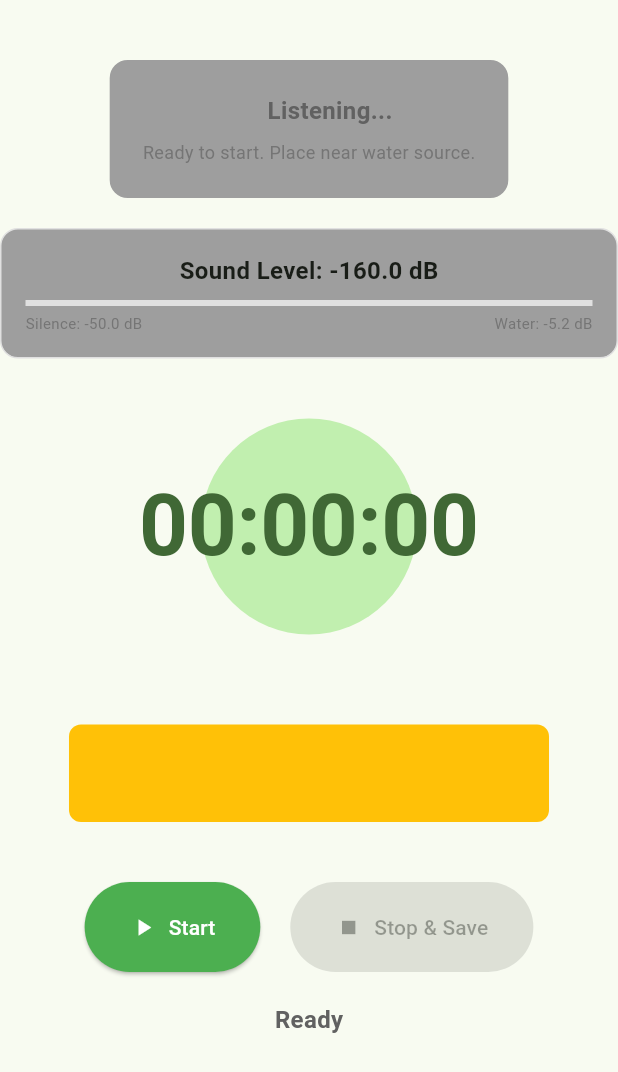
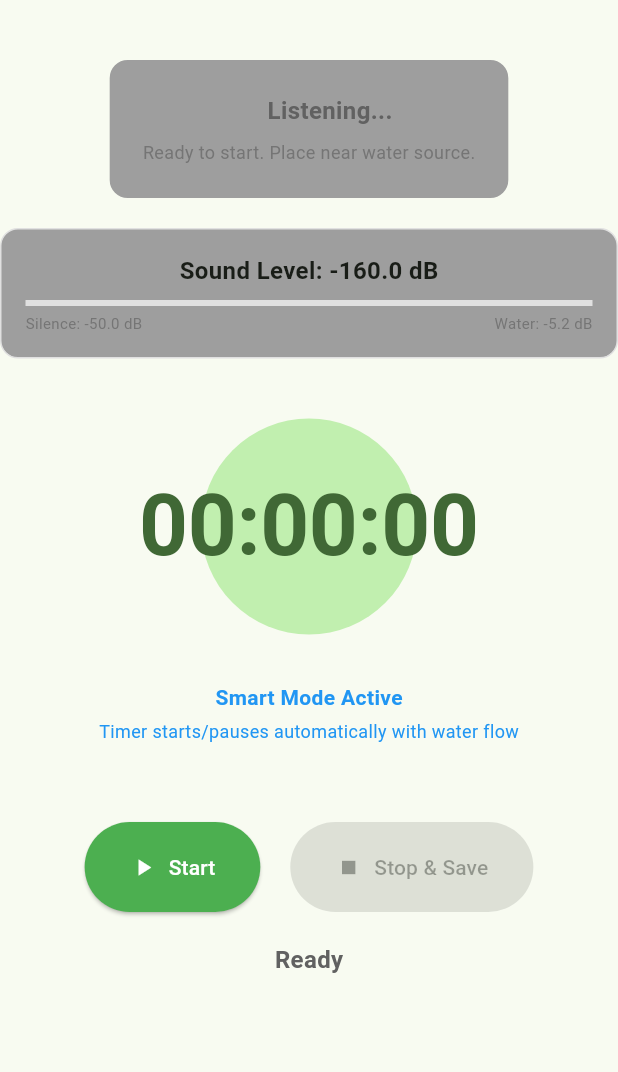
Before and after one commit to neo2100/smart_shower_meter, a Flutter app: the SmartMeterPage screen opened directly with empty values, on a phone screen of 412 x 824 dp. Shown: the top 1072 px of the screen. Run offline on Flutter 3.47's test engine with Material 3 defaults, Android fonts, the phone set to English and light mode, and no system bars; our stand-ins replace permission_handler, shared_preferences; missing offline and left inert: record; accounts and stored records are empty.

Commit message:
Improvements based on test on real android device

```diff
--- a/lib/pages/smart_meter_page.dart
+++ b/lib/pages/smart_meter_page.dart
@@ -397,7 +397,7 @@ class _SmartMeterPageState extends State<SmartMeterPage> {
                   ),
                 ),
               ),
-              const SizedBox(height: 60),
+              const SizedBox(height: 20),
               // Mode Information
               Container(
                 padding: const EdgeInsets.symmetric(
@@ -405,7 +405,6 @@ class _SmartMeterPageState extends State<SmartMeterPage> {
                   vertical: 12,
                 ),
                 decoration: BoxDecoration(
-                  color: Colors.amber.withValues(alpha: 0.15 * 255),
                   borderRadius: BorderRadius.circular(8),
                 ),
                 child: const Column(
@@ -415,13 +414,13 @@ class _SmartMeterPageState extends State<SmartMeterPage> {
                       style: TextStyle(
                         fontSize: 14,
                         fontWeight: FontWeight.bold,
-                        color: Colors.amber,
+                        color: Colors.blue,
                       ),
                     ),
                     SizedBox(height: 4),
                     Text(
                       'Timer starts/pauses automatically with water flow',
-                      style: TextStyle(fontSize: 12, color: Colors.amber),
+                      style: TextStyle(fontSize: 12, color: Colors.blue),
                     ),
                   ],
                 ),
```
Also changed, not shown: 2 other files.
